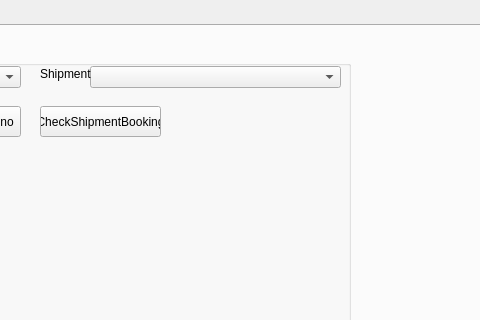
First picture: the form in TISDesk/TIS_mainwindow.ui, repository GdRaymond/TISProduction, before the edit; both pictures show x 722 to 1202 and y 0 to 320 of the 1364 by 695 pixel window.
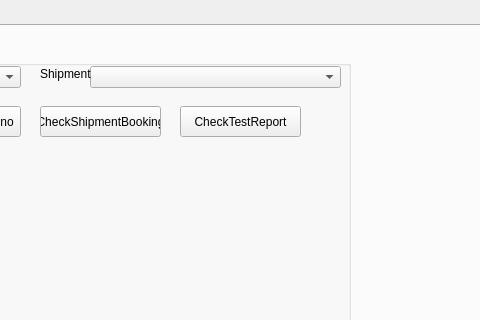
Second picture: the form after the edit. Icons and pictures are not drawn.

Commit message: check test report

What changed in the file:
```diff
--- a/TISDesk/TIS_mainwindow.ui
+++ b/TISDesk/TIS_mainwindow.ui
@@ -825,6 +825,22 @@
         <string>CheckShipmentBooking</string>
        </property>
       </widget>
+      <widget class="QPushButton" name="btn_shipmenttool_checktestreport">
+       <property name="geometry">
+        <rect>
+         <x>280</x>
+         <y>60</y>
+         <width>121</width>
+         <height>31</height>
+        </rect>
+       </property>
+       <property name="toolTip">
+        <string>&lt;html&gt;&lt;head/&gt;&lt;body&gt;&lt;p&gt;Check outstanding test report for selected shipment, including no report and rejected report&lt;/p&gt;&lt;/body&gt;&lt;/html&gt;</string>
+       </property>
+       <property name="text">
+        <string>CheckTestReport</string>
+       </property>
+      </widget>
      </widget>
     </widget>
    </widget>
```
Left out of the diff: 3 changed lines with no effect on the pictures. The commit also changes 3 other files.
